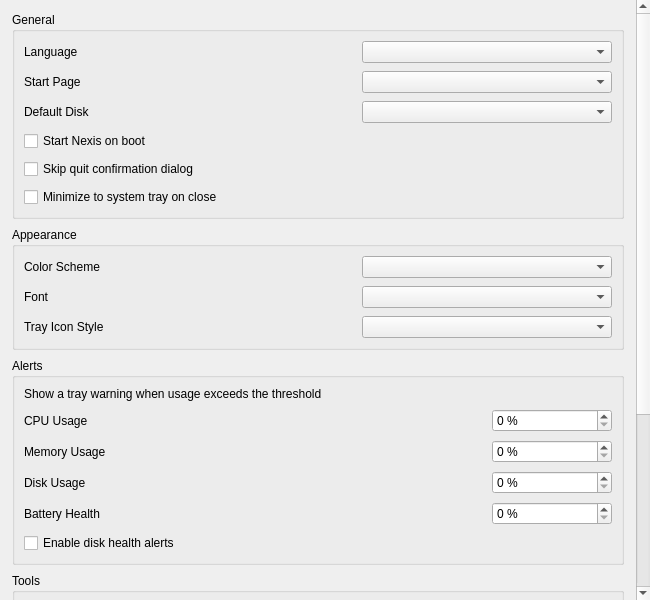
Old version of the form shared/nexis/Pages/Settings/settings_page.ui in the repository s4solutionsllc/Nexis.
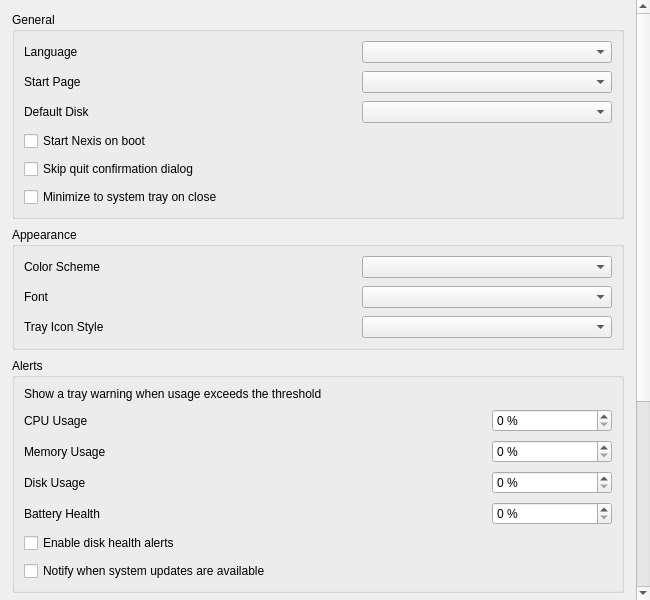
New version of the form.

Commit message: feat(dashboard): add system update status indicator tile (FR-60)

```diff
--- a/shared/nexis/Pages/Settings/settings_page.ui
+++ b/shared/nexis/Pages/Settings/settings_page.ui
@@ -277,6 +277,14 @@
            </widget>
           </item>
 
+          <item row="6" column="0" colspan="2">
+           <widget class="QCheckBox" name="checkUpdateAlert">
+            <property name="text"><string>Notify when system updates are available</string></property>
+            <property name="cursor"><cursorShape>PointingHandCursor</cursorShape></property>
+            <property name="focusPolicy"><enum>Qt::NoFocus</enum></property>
+           </widget>
+          </item>
+
          </layout>
         </widget>
        </item>
```
The commit also changes 21 other files.
